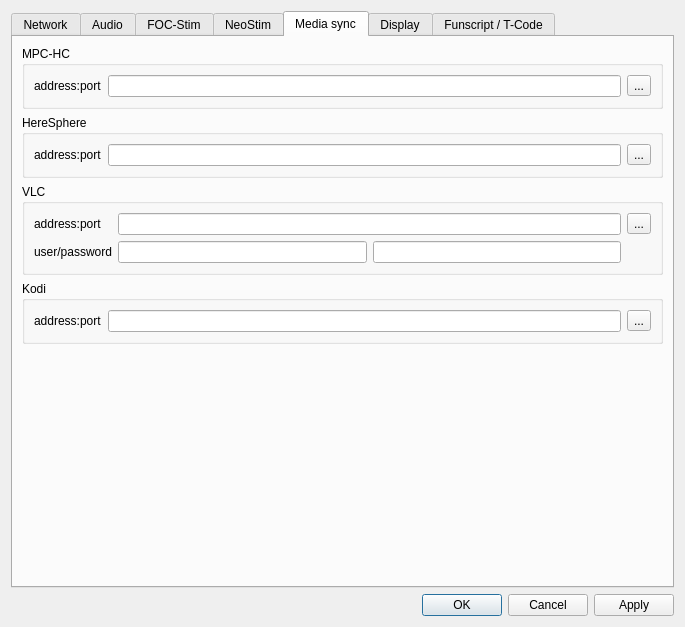
Before: the Qt Designer form designer/preferencesdialog.ui in diglet48/restim, drawn with Qt 5.
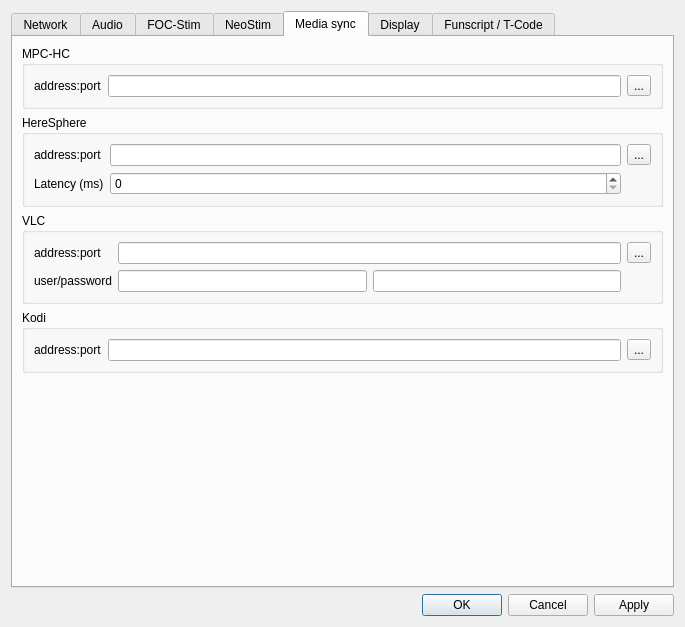
After: the same form once the commit is applied. The open tabs and pages were chosen to show the change. Icons and pictures are not drawn. Custom widgets are drawn as their Qt base class.

Commit message: added latency setting for heresphere

The edit to the form file:
```diff
--- a/designer/preferencesdialog.ui
+++ b/designer/preferencesdialog.ui
@@ -572,6 +572,23 @@
             </property>
            </widget>
           </item>
+          <item row="1" column="0">
+           <widget class="QLabel" name="label_heresphere_latency">
+            <property name="text">
+             <string>Latency (ms)</string>
+            </property>
+           </widget>
+          </item>
+          <item row="1" column="1">
+           <widget class="QSpinBox" name="heresphere_latency">
+            <property name="minimum">
+             <number>0</number>
+            </property>
+            <property name="maximum">
+             <number>1000</number>
+            </property>
+           </widget>
+          </item>
          </layout>
         </widget>
        </item>
```
The commit also changes 4 other files.
